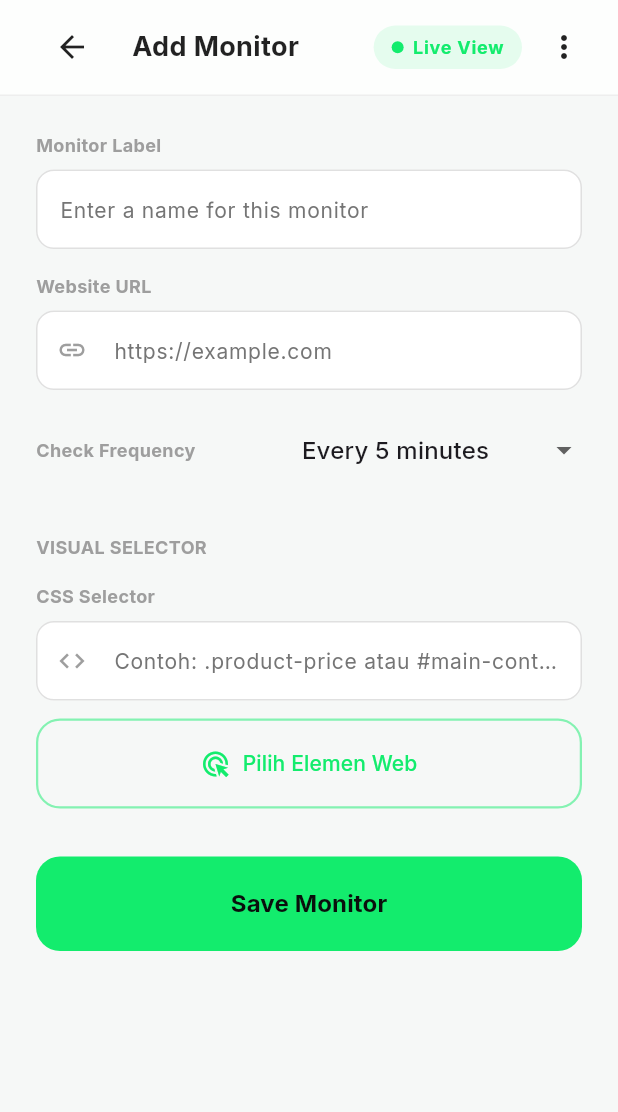
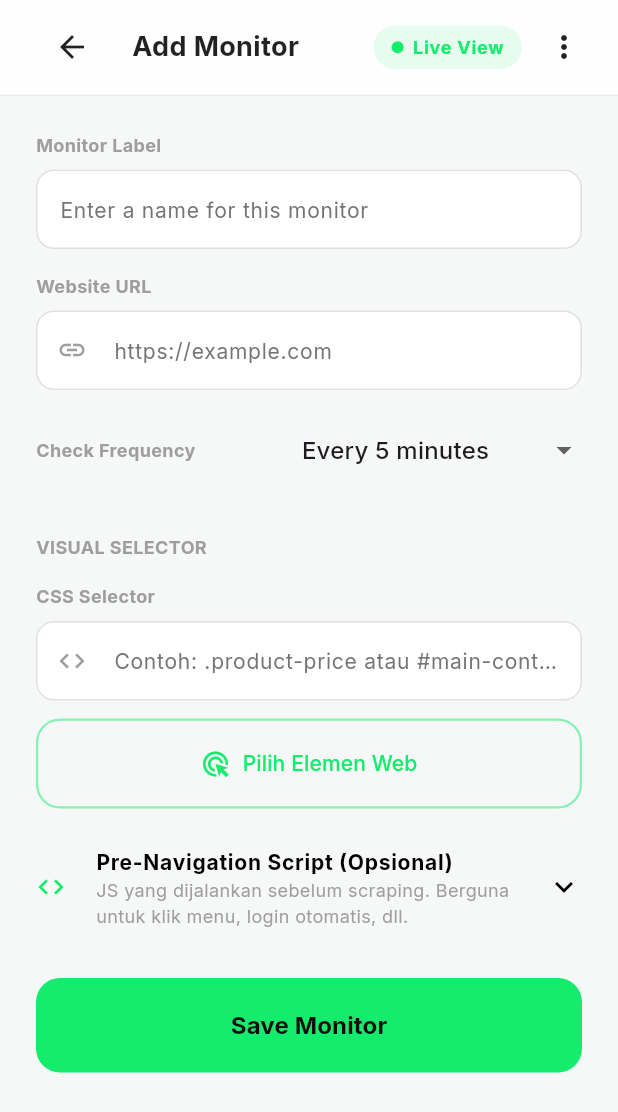
Before and after one commit to mulyoagung/NotifyMe, a Flutter app: the screen it shows after launch, after a tap on the "search" icon, after a tap on the "add" icon, on a phone screen of 412 x 824 dp. Shown: the top 1112 px of the screen. Run offline on Flutter 3.47's test engine with Material 3 defaults, Android fonts, the phone set to English and light mode, and no system bars; our stand-ins replace connectivity_plus, flutter_local_notifications, google_fonts, shared_preferences, sqflite_common_ffi, webview_flutter; missing offline and left inert: diff_match_patch, flutter_inappwebview, local_notifier, webview_windows, workmanager; accounts and stored records are empty; statements that could not run were skipped.

Commit message:
Feature: cookie session persistence, pre-navigation JS script for sub-menu/login, DB v3 migration

```diff
--- a/lib/models/monitored_link.dart
+++ b/lib/models/monitored_link.dart
@@ -9,6 +9,8 @@ class MonitoredLink {
   bool hasUpdate;
   String lastSnapshot;
   String previousSnapshot;
+  String
+      preNavigationScript; // Optional JS to run before scraping (e.g. click a menu)
 
   MonitoredLink({
     this.id,
@@ -21,6 +23,7 @@ class MonitoredLink {
     this.hasUpdate = false,
     this.lastSnapshot = '',
     this.previousSnapshot = '',
+    this.preNavigationScript = '',
   });
 
   Map<String, dynamic> toMap() {
@@ -35,6 +38,7 @@ class MonitoredLink {
       'hasUpdate': hasUpdate ? 1 : 0,
       'lastSnapshot': lastSnapshot,
       'previousSnapshot': previousSnapshot,
+      'preNavigationScript': preNavigationScript,
     };
   }
 
@@ -50,6 +54,7 @@ class MonitoredLink {
       hasUpdate: map['hasUpdate'] == 1,
       lastSnapshot: map['lastSnapshot'] ?? '',
       previousSnapshot: map['previousSnapshot'] ?? '',
+      preNavigationScript: map['preNavigationScript'] ?? '',
     );
   }
 }
--- a/lib/screens/add_edit_link_screen.dart
+++ b/lib/screens/add_edit_link_screen.dart
@@ -21,6 +21,7 @@ class _AddEditLinkScreenState extends State<AddEditLinkScreen> {
   late TextEditingController _nameController;
   late TextEditingController _urlController;
   late TextEditingController _cssSelectorController;
+  late TextEditingController _preNavScriptController;
   int _intervalMinutes = 5;
   bool _isActive = true;
   bool _isDesktop = false;
@@ -38,6 +39,9 @@ class _AddEditLinkScreenState extends State<AddEditLinkScreen> {
     _urlController = TextEditingController(text: widget.link?.url ?? '');
     _cssSelectorController = TextEditingController(
       text: widget.link?.cssSelector ?? '',
+    );
+    _preNavScriptController = TextEditingController(
+      text: widget.link?.preNavigationScript ?? '',
     );
     if (widget.link != null) {
       _intervalMinutes = widget.link!.intervalMinutes;
@@ -92,6 +96,7 @@ class _AddEditLinkScreenState extends State<AddEditLinkScreen> {
     _nameController.dispose();
     _urlController.dispose();
     _cssSelectorController.dispose();
+    _preNavScriptController.dispose();
     super.dispose();
   }
 
@@ -103,6 +108,7 @@ class _AddEditLinkScreenState extends State<AddEditLinkScreen> {
           name: _nameController.text,
           url: _urlController.text,
           cssSelector: _cssSelectorController.text,
+          preNavigationScript: _preNavScriptController.text,
           intervalMinutes: _intervalMinutes,
           isActive: _isActive,
           lastCheckedAt: DateTime.now(),
@@ -114,6 +120,7 @@ class _AddEditLinkScreenState extends State<AddEditLinkScreen> {
           ..name = _nameController.text
           ..url = _urlController.text
           ..cssSelector = _cssSelectorController.text
+          ..preNavigationScript = _preNavScriptController.text
           ..intervalMinutes = _intervalMinutes
           ..isActive = _isActive;
         await DatabaseHelper.instance.update(updatedLink);
@@ -873,7 +880,43 @@ class _AddEditLinkScreenState extends State<AddEditLinkScreen> {
             ),
           ),
 
-          const SizedBox(height: 32),
+          const SizedBox(height: 16),
+
+          // Advanced: Pre-Navigation Script
+          ExpansionTile(
+            tilePadding: EdgeInsets.zero,
+            childrenPadding: EdgeInsets.zero,
+            leading:
+                const Icon(Icons.code, color: AppTheme.primaryColor, size: 20),
+            title: const Text(
+              'Pre-Navigation Script (Opsional)',
+              style: TextStyle(fontSize: 14, fontWeight: FontWeight.bold),
+            ),
+            subtitle: const Text(
+              'JS yang dijalankan sebelum scraping. Berguna untuk klik menu, login otomatis, dll.',
+              style: TextStyle(fontSize: 12, color: Colors.grey),
+            ),
+            children: [
+              const SizedBox(height: 8),
+              TextFormField(
+                controller: _preNavScriptController,
+                maxLines: 5,
+                keyboardType: TextInputType.multiline,
+                style: const TextStyle(fontFamily: 'monospace', fontSize: 13),
+                decoration: InputDecoration(
+                  hintText:
+                      "// Contoh: klik menu laporan\ndocument.querySelector('.nav-laporan').click();",
+                  hintStyle: const TextStyle(fontSize: 11, color: Colors.grey),
+                  border: OutlineInputBorder(
+                      borderRadius: BorderRadius.circular(12)),
+                  filled: true,
+                ),
+              ),
+              const SizedBox(height: 8),
+            ],
+          ),
+
+          const SizedBox(height: 24),
           SizedBox(
             width: double.infinity,
             child: FilledButton(
--- a/lib/services/database_helper.dart
+++ b/lib/services/database_helper.dart
@@ -34,12 +34,16 @@ class DatabaseHelper {
     return await databaseFactory.openDatabase(
       path,
       options: OpenDatabaseOptions(
-        version: 2,
+        version: 3,
         onCreate: _createDB,
         onUpgrade: (db, oldVersion, newVersion) async {
           if (oldVersion < 2) {
             await db.execute(
                 "ALTER TABLE links ADD COLUMN previousSnapshot TEXT DEFAULT ''");
+          }
+          if (oldVersion < 3) {
+            await db.execute(
+                "ALTER TABLE links ADD COLUMN preNavigationScript TEXT DEFAULT ''");
           }
         },
       ),
@@ -64,7 +68,8 @@ CREATE TABLE links (
   lastCheckedAt $textType,
   hasUpdate $boolType,
   lastSnapshot $textTypeNull,
-  previousSnapshot $textTypeNull
+  previousSnapshot $textTypeNull,
+  preNavigationScript $textTypeNull
   )
 ''');
   }
@@ -90,7 +95,8 @@ CREATE TABLE links (
         'lastCheckedAt',
         'hasUpdate',
         'lastSnapshot',
-        'previousSnapshot'
+        'previousSnapshot',
+        'preNavigationScript'
       ],
       where: 'id = ?',
       whereArgs: [id],
```
Also changed, not shown: lib/services/scraper_service.dart (+13 -2 lines).
